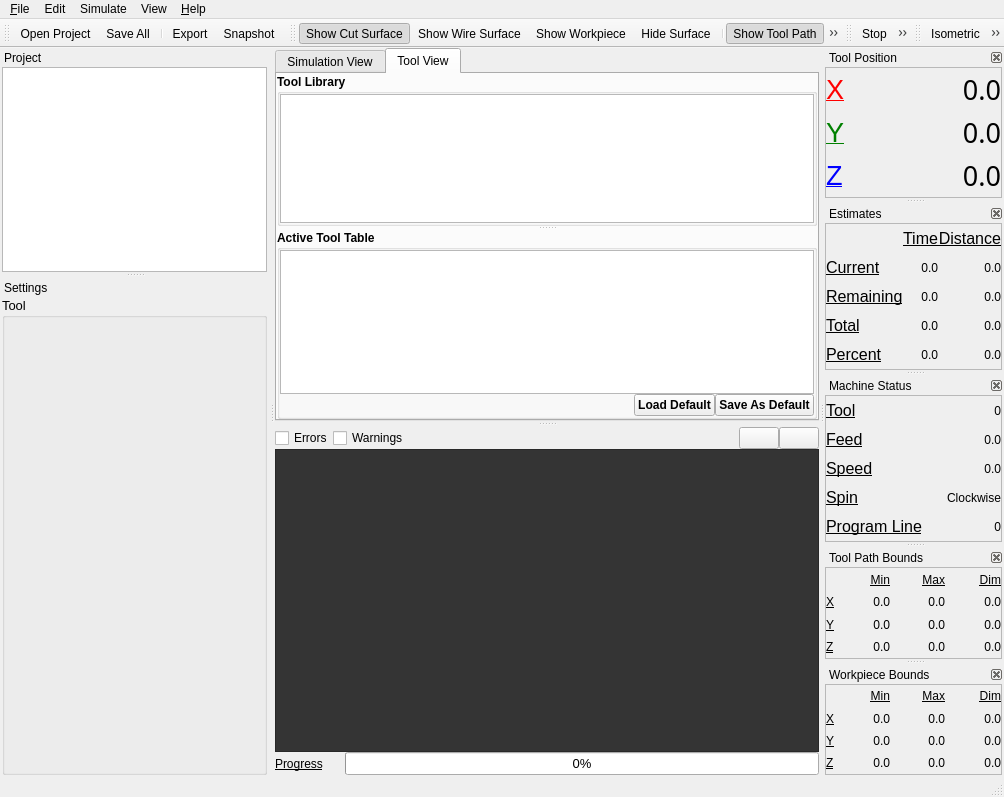
Before: the Qt Designer form qt/camotics.ui in CauldronDevelopmentLLC/CAMotics, drawn with Qt 5.
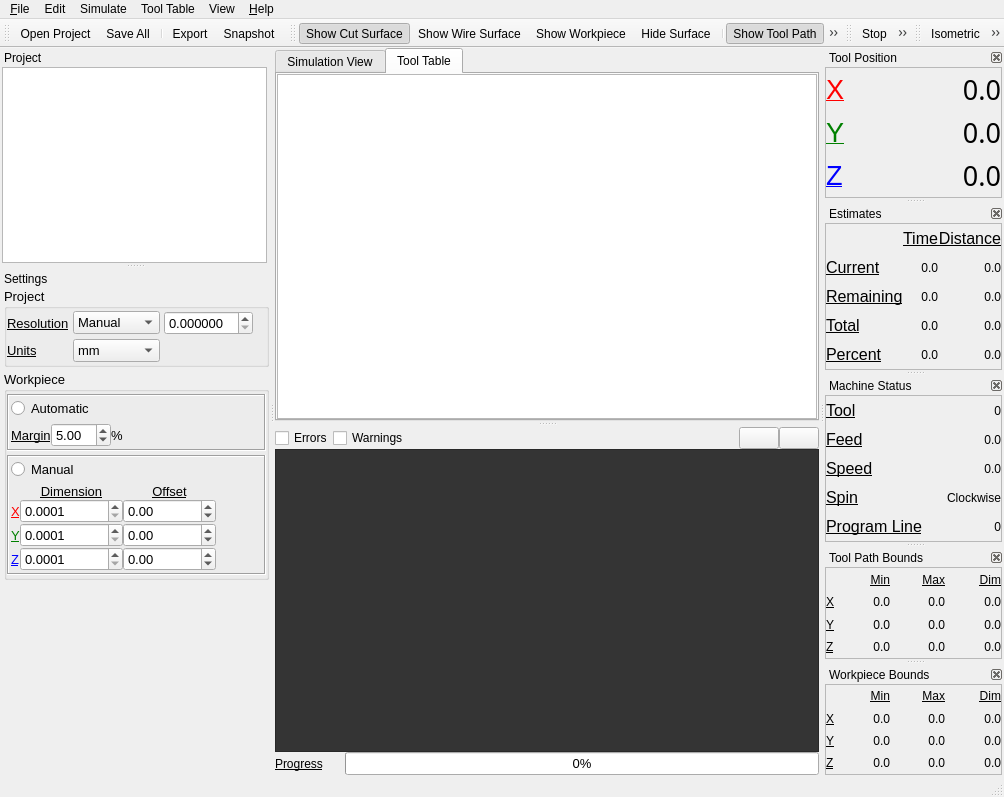
After: the same form once the commit is applied. Icons and pictures are not drawn. Custom widgets are drawn as their Qt base class.

Commit message: Allow tool zero, Import/export tool table, Improved tool table editing, Attempt to fix missing tool paths in Windows 8.1 with Intel HD4000, Default tool table

Diff of the .ui file:
```diff
--- a/qt/camotics.ui
+++ b/qt/camotics.ui
@@ -174,80 +174,8 @@
           </widget>
           <widget class="QWidget" name="toolTab">
            <attribute name="title">
-            <string>Tool View</string>
+            <string>Tool Table</string>
            </attribute>
-           <layout class="QVBoxLayout" name="verticalLayout_27">
-            <property name="spacing">
-             <number>0</number>
-            </property>
-            <property name="leftMargin">
-             <number>0</number>
-            </property>
-            <property name="topMargin">
-             <number>0</number>
-            </property>
-            <property name="rightMargin">
-             <number>0</number>
-            </property>
-            <property name="bottomMargin">
-             <number>0</number>
-            </property>
-            <item>
-             <widget class="QSplitter" name="splitter_2">
-              <property name="orientation">
-               <enum>Qt::Vertical</enum>
-              </property>
-              <widget class="QGroupBox" name="groupBox_4">
-               <property name="font">
-                <font>
-                 <weight>75</weight>
-                 <bold>true</bold>
-                </font>
-               </property>
-               <property name="title">
-                <string>Tool Library</string>
-               </property>
-               <layout class="QVBoxLayout" name="verticalLayout_28">
-                <property name="spacing">
-                 <number>0</number>
-                </property>
-                <property name="leftMargin">
-                 <number>0</number>
-                </property>
-                <property name="topMargin">
-                 <number>0</number>
-                </property>
-                <property name="rightMargin">
-                 <number>0</number>
-                </property>
-                <property name="bottomMargin">
-                 <number>0</number>
-                </property>
-                <item>
-                 <widget class="QGraphicsView" name="toolLibrary">
-                  <property name="horizontalScrollBarPolicy">
-                   <enum>Qt::ScrollBarAlwaysOff</enum>
-                  </property>
-                  <property name="sizeAdjustPolicy">
-                   <enum>QAbstractScrollArea::AdjustToContents</enum>
-                  </property>
-                  <property name="alignment">
-                   <set>Qt::AlignLeading|Qt::AlignLeft|Qt::AlignTop</set>
-                  </property>
-                 </widget>
-                </item>
-               </layout>
-              </widget>
-              <widget class="QGroupBox" name="groupBox_6">
-               <property name="font">
-                <font>
-                 <weight>75</weight>
-                 <bold>true</bold>
-                </font>
-               </property>
-               <property name="title">
-                <string>Active Tool Table</string>
-               </property>
                <layout class="QVBoxLayout" name="verticalLayout_3">
                 <property name="spacing">
                  <number>0</number>
@@ -275,49 +203,6 @@
                   <property name="alignment">
                    <set>Qt::AlignLeading|Qt::AlignLeft|Qt::AlignTop</set>
                   </property>
-                 </widget>
-                </item>
-                <item>
-                 <layout class="QHBoxLayout" name="horizontalLayout_4">
-                  <item>
-                   <spacer name="horizontalSpacer_3">
-                    <property name="orientation">
-                     <enum>Qt::Horizontal</enum>
-                    </property>
-                    <property name="sizeHint" stdset="0">
-                     <size>
-                      <width>40</width>
-                      <height>20</height>
-                     </size>
-                    </property>
-                   </spacer>
-                  </item>
-                  <item>
-                   <widget class="QPushButton" name="loadDefaultToolTablePushButton">
-                    <property name="text">
-                     <string>Load Default</string>
-                    </property>
-                    <property name="icon">
-                     <iconset resource="camotics.qrc">
-                      <normaloff>:/icons/open.png</normaloff>:/icons/open.png</iconset>
-                    </property>
-                   </widget>
-                  </item>
-                  <item>
-                   <widget class="QPushButton" name="saveDefaultToolTablePushButton">
-                    <property name="text">
-                     <string>Save As Default</string>
-                    </property>
-                    <property name="icon">
-                     <iconset resource="camotics.qrc">
-                      <normaloff>:/icons/save.png</normaloff>:/icons/save.png</iconset>
-                    </property>
-                   </widget>
-                  </item>
-                 </layout>
-                </item>
-               </layout>
-              </widget>
              </widget>
             </item>
            </layout>
@@ -554,9 +439,20 @@
     <addaction name="actionFaster"/>
     <addaction name="actionDirection"/>
    </widget>
+   <widget class="QMenu" name="menuTools">
+    <property name="title">
+     <string>Tool Table</string>
+    </property>
+    <addaction name="actionExportToolTable"/>
+    <addaction name="actionImportToolTable"/>
+    <addaction name="separator"/>
+    <addaction name="actionSaveDefaultToolTable"/>
+    <addaction name="actionLoadDefaultToolTable"/>
+   </widget>
    <addaction name="menuFile"/>
    <addaction name="menuEdit"/>
    <addaction name="menuSimulate"/>
+   <addaction name="menuTools"/>
    <addaction name="menuView_2"/>
    <addaction name="menuHelp"/>
   </widget>
@@ -1398,34 +1294,12 @@
     <number>1</number>
    </attribute>
    <widget class="QWidget" name="dockWidgetContents_7">
-    <layout class="QVBoxLayout" name="verticalLayout_6">
+    <layout class="QVBoxLayout" name="verticalLayout_4">
      <property name="spacing">
-      <number>0</number>
-     </property>
-     <property name="leftMargin">
-      <number>2</number>
-     </property>
-     <property name="topMargin">
-      <number>0</number>
-     </property>
-     <property name="rightMargin">
-      <number>2</number>
-     </property>
-     <property name="bottomMargin">
-      <number>0</number>
-     </property>
-     <item>
-      <widget class="QStackedWidget" name="settingsStack">
-       <property name="currentIndex">
-        <number>1</number>
-       </property>
-       <widget class="QWidget" name="simulationProperties">
-        <layout class="QVBoxLayout" name="verticalLayout_13">
-         <property name="spacing">
           <number>4</number>
          </property>
          <property name="leftMargin">
-          <number>0</number>
+      <number>4</number>
          </property>
          <property name="topMargin">
           <number>0</number>
@@ -2012,75 +1886,10 @@
            <property name="sizeHint" stdset="0">
             <size>
              <width>20</width>
-             <height>156</height>
+         <height>185</height>
             </size>
            </property>
           </spacer>
-         </item>
-        </layout>
-       </widget>
-       <widget class="QWidget" name="toolProperties">
-        <layout class="QVBoxLayout" name="verticalLayout_5">
-         <property name="spacing">
-          <number>0</number>
-         </property>
-         <property name="leftMargin">
-          <number>0</number>
-         </property>
-         <property name="topMargin">
-          <number>0</number>
-         </property>
-         <property name="rightMargin">
-          <number>0</number>
-         </property>
-         <property name="bottomMargin">
-          <number>0</number>
-         </property>
-         <item>
-          <widget class="QGroupBox" name="groupBox_3">
-           <property name="font">
-            <font>
-             <pointsize>10</pointsize>
-            </font>
-           </property>
-           <property name="title">
-            <string>Tool</string>
-           </property>
-           <layout class="QVBoxLayout" name="verticalLayout_4">
-            <property name="spacing">
-             <number>0</number>
-            </property>
-            <property name="leftMargin">
-             <number>0</number>
-            </property>
-            <property name="topMargin">
-             <number>0</number>
-            </property>
-            <property name="rightMargin">
-             <number>0</number>
-            </property>
-            <property name="bottomMargin">
-             <number>0</number>
-            </property>
-            <item>
-             <spacer name="verticalSpacer_2">
-              <property name="orientation">
-               <enum>Qt::Vertical</enum>
-              </property>
-              <property name="sizeHint" stdset="0">
-               <size>
-                <width>20</width>
-                <height>22</height>
-               </size>
-              </property>
-             </spacer>
-            </item>
-           </layout>
-          </widget>
-         </item>
-        </layout>
-       </widget>
-      </widget>
      </item>
     </layout>
    </widget>
```
Left out of the diff: 61 changed lines with no effect on the pictures. Lines whose indentation alone changed are shown as unchanged. The commit also changes 25 other files.
